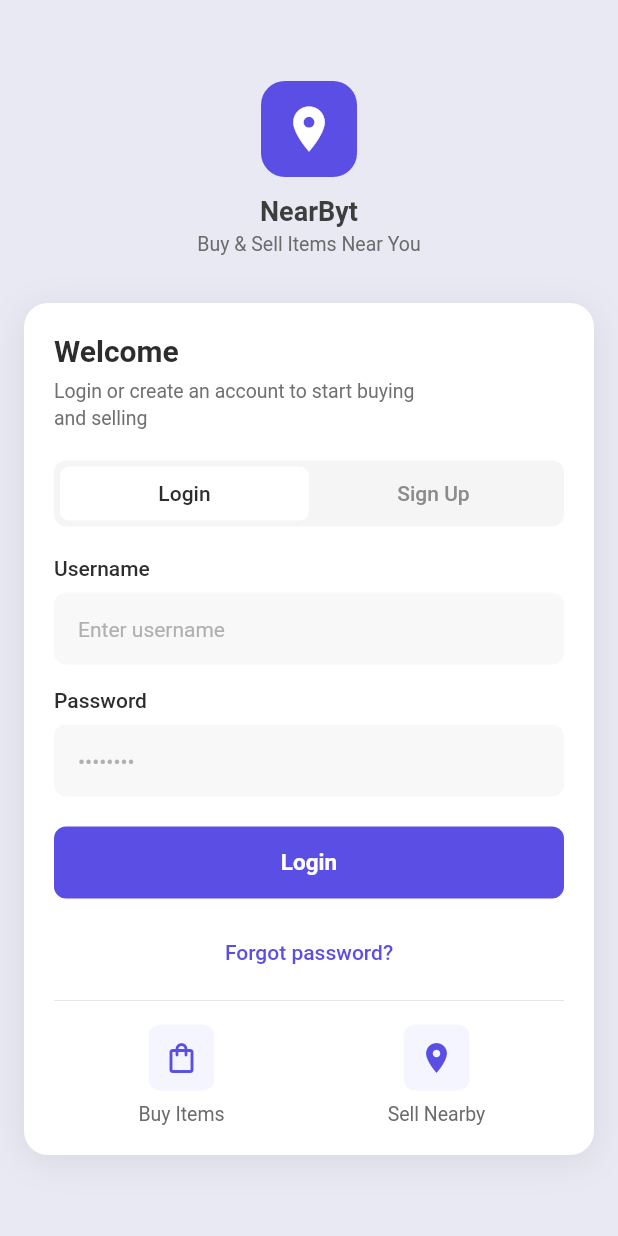
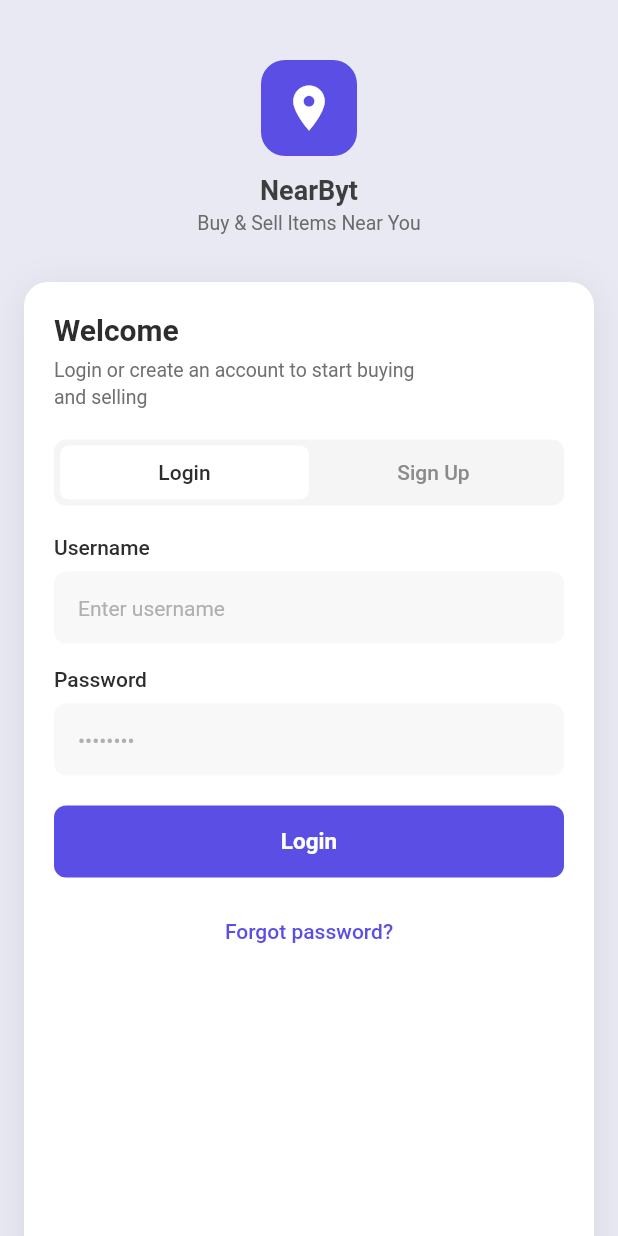
Before and after one commit to ArunKumar73177/near_byt, a Flutter app: the screen it shows after launch, on a phone screen of 412 x 824 dp. Run offline on Flutter 3.47's test engine with Material 3 defaults, Android fonts, the phone set to English and light mode, and no system bars.

Commit message:
update login_page.dart and main.dart

```diff
--- a/lib/login_page.dart
+++ b/lib/login_page.dart
@@ -1,26 +1,4 @@
 import 'package:flutter/material.dart';
-
-void main() {
-  runApp(const NearBytApp());
-}
-
-class NearBytApp extends StatelessWidget {
-  const NearBytApp({Key? key}) : super(key: key);
-
-  @override
-  Widget build(BuildContext context) {
-    return MaterialApp(
-      title: 'Login Screen for Nearbyt',
-      debugShowCheckedModeBanner: false,
-      theme: ThemeData(
-        primarySwatch: Colors.indigo,
-        useMaterial3: false,
-        scaffoldBackgroundColor: const Color(0xFFE8E9F3),
-      ),
-      home: const LoginScreen(),
-    );
-  }
-}
 
 class LoginScreen extends StatefulWidget {
   const LoginScreen({Key? key}) : super(key: key);
@@ -49,10 +27,19 @@ class _LoginScreenState extends State<LoginScreen>
   final _loginFormKey = GlobalKey<FormState>();
   final _signupFormKey = GlobalKey<FormState>();
 
+  // Get current date formatted
+  String get currentDateFormatted {
+    final now = DateTime.now();
+    return '${now.day.toString().padLeft(2, '0')}-${now.month.toString().padLeft(2, '0')}-${now.year}';
+  }
+
   @override
   void initState() {
     super.initState();
     _tabController = TabController(length: 2, vsync: this);
+    _tabController.addListener(() {
+      setState(() {});
+    });
   }
 
   @override
@@ -224,10 +211,10 @@ class _LoginScreenState extends State<LoginScreen>
                                   child: GestureDetector(
                                     onTap: () {
                                       _tabController.animateTo(0);
-                                      setState(() {});
                                     },
                                     child: Container(
-                                      padding: const EdgeInsets.symmetric(vertical: 10),
+                                      padding:
+                                      const EdgeInsets.symmetric(vertical: 10),
                                       decoration: BoxDecoration(
                                         color: _tabController.index == 0
                                             ? Colors.white
@@ -252,10 +239,10 @@ class _LoginScreenState extends State<LoginScreen>
                                   child: GestureDetector(
                                     onTap: () {
                                       _tabController.animateTo(1);
-                                      setState(() {});
                                     },
                                     child: Container(
-                                      padding: const EdgeInsets.symmetric(vertical: 10),
+                                      padding:
+                                      const EdgeInsets.symmetric(vertical: 10),
                                       decoration: BoxDecoration(
                                         color: _tabController.index == 1
                                             ? Colors.white
@@ -281,16 +268,13 @@ class _LoginScreenState extends State<LoginScreen>
                           ),
                           const SizedBox(height: 20),
 
-                          // Tab Views
-                          SizedBox(
-                            height: 280,
-                            child: TabBarView(
-                              controller: _tabController,
+                          // Tab Content - Using IndexedStack instead of TabBarView
+                          IndexedStack(
+                            index: _tabController.index,
                             children: [
                               _buildLoginForm(),
                               _buildSignupForm(),
                             ],
-                            ),
                           ),
 
                           // Divider
@@ -372,6 +356,7 @@ class _LoginScreenState extends State<LoginScreen>
       key: _loginFormKey,
       child: Column(
         crossAxisAlignment: CrossAxisAlignment.start,
+        mainAxisSize: MainAxisSize.min,
         children: [
           const Text(
             'Username',
@@ -454,7 +439,8 @@ class _LoginScreenState extends State<LoginScreen>
               style: ElevatedButton.styleFrom(
                 backgroundColor: const Color(0xFF5B4EE5),
                 foregroundColor: Colors.white,
-                disabledBackgroundColor: const Color(0xFF5B4EE5).withOpacity(0.6),
+                disabledBackgroundColor:
+                const Color(0xFF5B4EE5).withOpacity(0.6),
                 elevation: 0,
                 shape: RoundedRectangleBorder(
                   borderRadius: BorderRadius.circular(8),
@@ -493,9 +479,9 @@ class _LoginScreenState extends State<LoginScreen>
   Widget _buildSignupForm() {
     return Form(
       key: _signupFormKey,
-      child: SingleChildScrollView(
       child: Column(
         crossAxisAlignment: CrossAxisAlignment.start,
+        mainAxisSize: MainAxisSize.min,
         children: [
           const Text(
             'Full Name',
@@ -582,7 +568,7 @@ class _LoginScreenState extends State<LoginScreen>
             controller: _signupDobController,
             readOnly: true,
             decoration: InputDecoration(
-                hintText: '02-11-2025',
+              hintText: currentDateFormatted,
               hintStyle: const TextStyle(
                 color: Color(0xFFB0B0B0),
                 fontSize: 14,
@@ -689,7 +675,8 @@ class _LoginScreenState extends State<LoginScreen>
               style: ElevatedButton.styleFrom(
                 backgroundColor: const Color(0xFF5B4EE5),
                 foregroundColor: Colors.white,
-                  disabledBackgroundColor: const Color(0xFF5B4EE5).withOpacity(0.6),
+                disabledBackgroundColor:
+                const Color(0xFF5B4EE5).withOpacity(0.6),
                 elevation: 0,
                 shape: RoundedRectangleBorder(
                   borderRadius: BorderRadius.circular(8),
@@ -706,7 +693,6 @@ class _LoginScreenState extends State<LoginScreen>
           ),
         ],
       ),
-      ),
     );
   }
 }
--- a/lib/main.dart
+++ b/lib/main.dart
@@ -1,5 +1,5 @@
 import 'package:flutter/material.dart';
-import 'login_page.dart'; // Import your login page
+import 'login_page.dart';
 
 void main() {
   runApp(const MyApp());
@@ -18,7 +18,7 @@
         useMaterial3: false,
         scaffoldBackgroundColor: const Color(0xFFE8E9F3),
       ),
-      home: const LoginScreen(), // Use LoginScreen as home
+      home: const LoginScreen(),
     );
   }
 }
```
Lines whose indentation alone changed are shown as unchanged.
